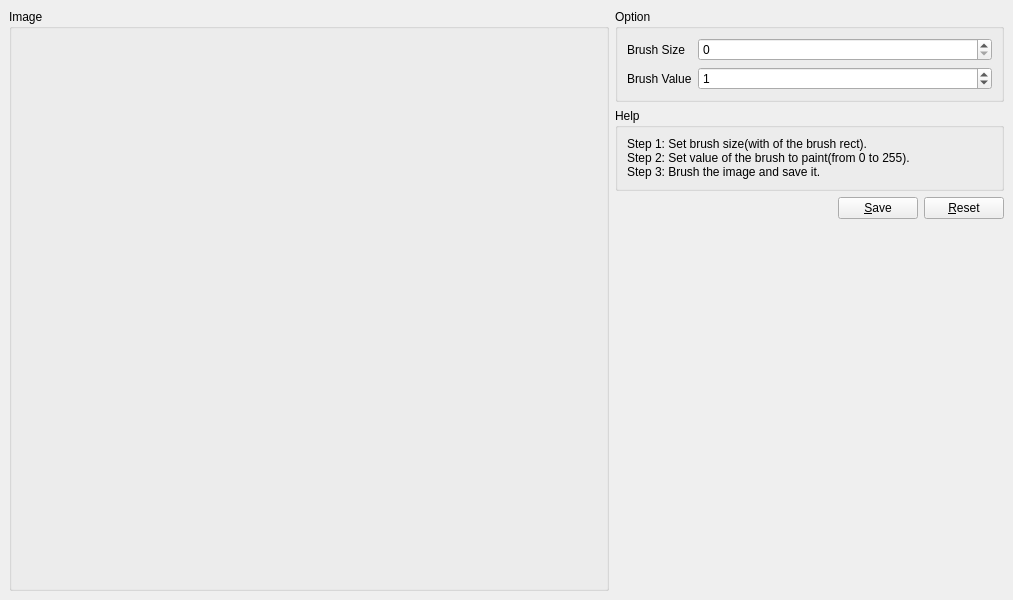
Before: the Qt Designer form ui/mainwindow.ui in xiangxw/saliency-marker, drawn with Qt 5.
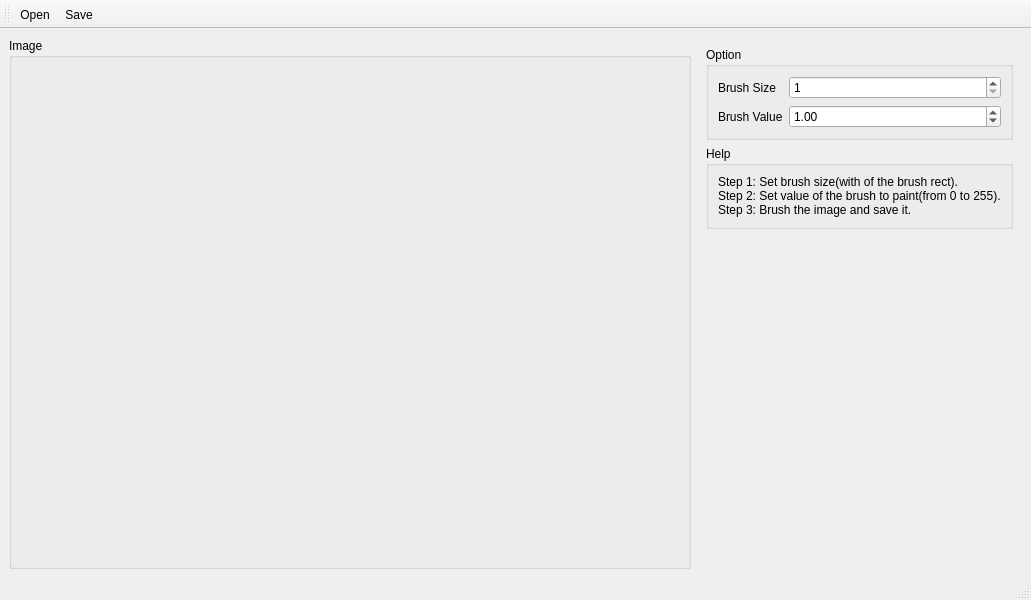
After: the same form once the commit is applied.

Commit message: zoom image

```diff
--- a/ui/mainwindow.ui
+++ b/ui/mainwindow.ui
@@ -6,7 +6,7 @@
    <rect>
     <x>0</x>
     <y>0</y>
-    <width>1013</width>
+    <width>1031</width>
     <height>600</height>
    </rect>
   </property>
@@ -28,15 +28,24 @@
       </property>
       <layout class="QHBoxLayout" name="horizontalLayout_6">
        <item>
-        <layout class="QHBoxLayout" name="imageLayout"/>
+        <layout class="QVBoxLayout" name="imageGroupBoxLayout"/>
        </item>
       </layout>
      </widget>
     </item>
+    <item>
+     <widget class="QWidget" name="widget" native="true">
+      <property name="sizePolicy">
+       <sizepolicy hsizetype="Fixed" vsizetype="Preferred">
+        <horstretch>0</horstretch>
+        <verstretch>0</verstretch>
+       </sizepolicy>
+      </property>
+      <layout class="QHBoxLayout" name="horizontalLayout">
     <item>
      <layout class="QVBoxLayout" name="verticalLayout">
       <property name="sizeConstraint">
-       <enum>QLayout::SetDefaultConstraint</enum>
+          <enum>QLayout::SetMinimumSize</enum>
       </property>
       <item>
        <widget class="QGroupBox" name="optionGroupBox">
@@ -54,10 +63,13 @@
             </widget>
            </item>
            <item row="0" column="1">
-            <widget class="QSpinBox" name="brushSizeSpinBox"/>
-           </item>
-           <item row="1" column="1">
-            <widget class="QSpinBox" name="brushValueSpinBox">
+               <widget class="QSpinBox" name="brushSizeSpinBox">
+                <property name="minimum">
+                 <number>1</number>
+                </property>
+                <property name="maximum">
+                 <number>100</number>
+                </property>
              <property name="value">
               <number>1</number>
              </property>
@@ -70,6 +82,13 @@
              </property>
             </widget>
            </item>
+              <item row="1" column="1">
+               <widget class="QDoubleSpinBox" name="brushValueDoubleSpinBox">
+                <property name="value">
+                 <double>1.000000000000000</double>
+                </property>
+               </widget>
+              </item>
           </layout>
          </item>
         </layout>
@@ -93,37 +112,6 @@
         </layout>
        </widget>
       </item>
-      <item>
-       <layout class="QHBoxLayout" name="horizontalLayout_4">
-        <item>
-         <spacer name="horizontalSpacer">
-          <property name="orientation">
-           <enum>Qt::Horizontal</enum>
-          </property>
-          <property name="sizeHint" stdset="0">
-           <size>
-            <width>40</width>
-            <height>20</height>
-           </size>
-          </property>
-         </spacer>
-        </item>
-        <item>
-         <widget class="QPushButton" name="saveButton">
-          <property name="text">
-           <string>&amp;Save</string>
-          </property>
-         </widget>
-        </item>
-        <item>
-         <widget class="QPushButton" name="resetButton">
-          <property name="text">
-           <string>&amp;Reset</string>
-          </property>
-         </widget>
-        </item>
-       </layout>
-      </item>
       <item>
        <spacer name="verticalSpacer">
         <property name="orientation">
@@ -141,6 +129,45 @@
     </item>
    </layout>
   </widget>
+    </item>
+   </layout>
+  </widget>
+  <widget class="QToolBar" name="toolBar">
+   <property name="windowTitle">
+    <string>toolBar</string>
+   </property>
+   <attribute name="toolBarArea">
+    <enum>TopToolBarArea</enum>
+   </attribute>
+   <attribute name="toolBarBreak">
+    <bool>false</bool>
+   </attribute>
+   <addaction name="openAction"/>
+   <addaction name="saveAction"/>
+  </widget>
+  <widget class="QStatusBar" name="statusBar"/>
+  <action name="openAction">
+   <property name="text">
+    <string>Open</string>
+   </property>
+   <property name="toolTip">
+    <string>Open Image File        Ctrl+O</string>
+   </property>
+   <property name="shortcut">
+    <string>Ctrl+O</string>
+   </property>
+  </action>
+  <action name="saveAction">
+   <property name="text">
+    <string>Save</string>
+   </property>
+   <property name="toolTip">
+    <string>Save Result        Ctrl+S</string>
+   </property>
+   <property name="shortcut">
+    <string>Ctrl+S</string>
+   </property>
+  </action>
  </widget>
  <resources/>
  <connections/>
```
Lines whose indentation alone changed are shown as unchanged. The commit also changes 2 other files.
